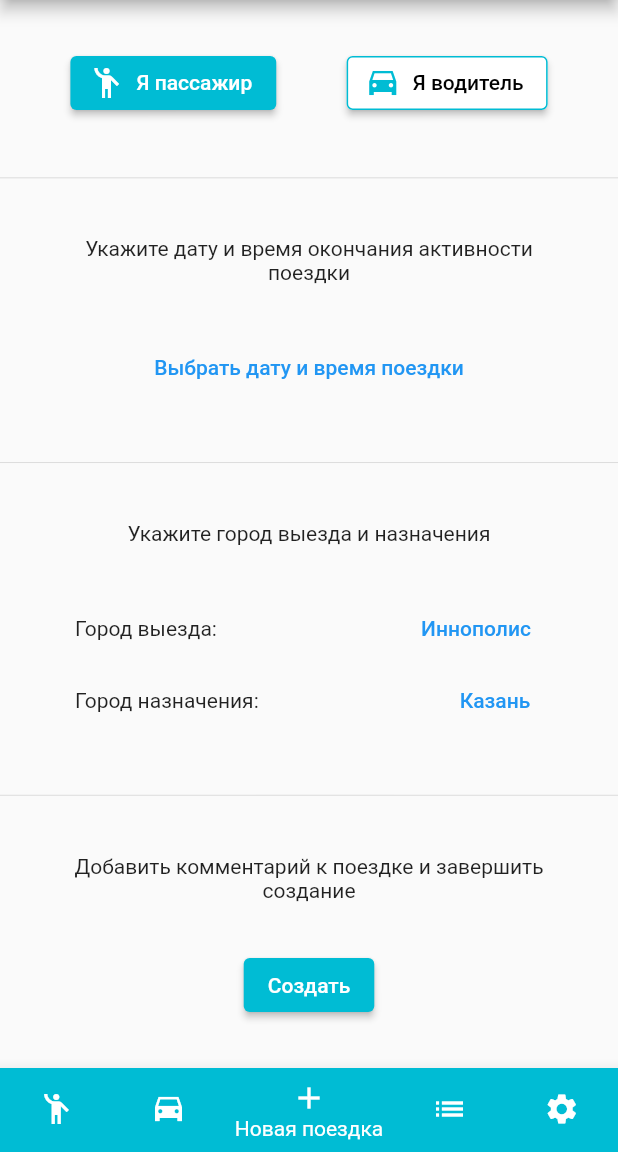
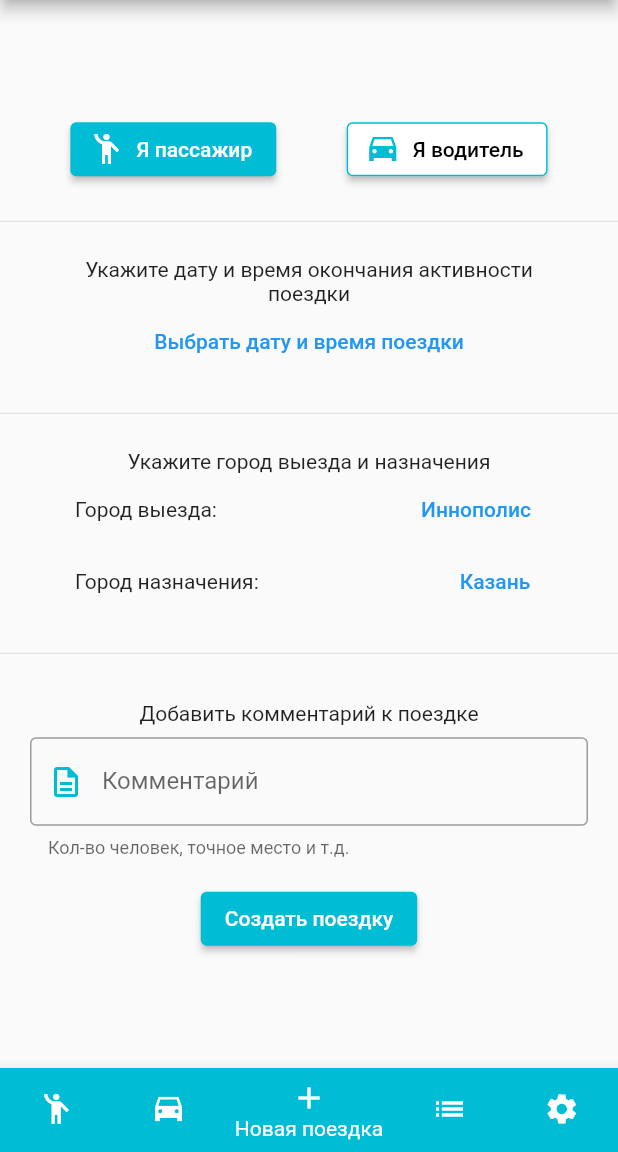
Before and after one commit to Gnutovv/inno_companion_old, a Flutter app: the screen it shows after launch, item 3 of the bottom bar chosen, on a phone screen of 412 x 824 dp, the part 84-1236 px from its top. Run offline on Flutter 3.47's test engine with Material 2 defaults, Android fonts, the phone set to English and light mode, and no system bars; our stand-ins replace bloc, flutter_bloc, flutter_datetime_picker, sqflite; missing offline and left inert: select_dialog; accounts and stored records are empty.

Commit message:
Подкорректировал создание поездки

```diff
--- a/lib/future/model/cubit/new_trip_cubit.dart
+++ b/lib/future/model/cubit/new_trip_cubit.dart
@@ -31,4 +31,9 @@ class NewTripCubit extends Cubit<NewTripState> {
     state.repository.setDirectionTo(city);
     emit(NewTripSetDirectionTo(state.repository));
   }
+
+  void addComment(String comment) {
+    state.repository.addComment(comment);
+    emit(NewTripAddComment(state.repository));
+  }
 }
--- a/lib/future/model/repository/new_trip_repository.dart
+++ b/lib/future/model/repository/new_trip_repository.dart
@@ -33,4 +33,8 @@ class NewTripRepository {
     if (city == 'Наб. Челны') cityPosition = 3;
     trip.cityTo = Direction.values.elementAt(cityPosition);
   }
+
+  void addComment(String comment) {
+    if (comment != '') trip.comment = comment;
+  }
 }
--- a/lib/future/presenter/pages/application.dart
+++ b/lib/future/presenter/pages/application.dart
@@ -62,8 +62,11 @@ class _MyHomePageState extends State<MyHomePage> {
         centerTitle: true,
         title: Text(widget.title),
       ),
-      body: Center(
-        child: _widgetOptions.elementAt(_selectedIndex),
+      body: GestureDetector(
+        onTap: () => FocusScope.of(context).requestFocus(FocusNode()),
+        child: Center(
+          child: _widgetOptions.elementAt(_selectedIndex),
+        ),
       ),
       bottomNavigationBar: BottomNavigationBar(
         items: const <BottomNavigationBarItem>[
--- a/lib/future/presenter/pages/create_trip_page.dart
+++ b/lib/future/presenter/pages/create_trip_page.dart
@@ -13,11 +13,16 @@ class CreateTripPage extends StatelessWidget {
 
   @override
   Widget build(BuildContext context) {
-    return Column(
-      mainAxisAlignment: MainAxisAlignment.spaceEvenly,
+    var _commentController = TextEditingController();
+    return SingleChildScrollView(
+      child: Column(
+        // mainAxisAlignment: MainAxisAlignment.start,
         children: [
           TypeOfTripSelector(),
-        const Divider(),
+          const Padding(
+            padding: EdgeInsets.symmetric(vertical: 16.0),
+            child: Divider(),
+          ),
           const Padding(
             padding: EdgeInsets.symmetric(horizontal: 30.0),
             child: Text(
@@ -26,25 +31,49 @@ class CreateTripPage extends StatelessWidget {
             ),
           ),
           const TripDateTimePicker(),
-        const Divider(),
+          const Padding(
+            padding: EdgeInsets.symmetric(vertical: 16.0),
+            child: Divider(),
+          ),
           const Padding(
             padding: EdgeInsets.symmetric(horizontal: 18.0),
             child: Text('Укажите город выезда и назначения'),
           ),
           const SelectDirectionWidget(),
-        const Divider(),
           const Padding(
-          padding: EdgeInsets.symmetric(horizontal: 30.0),
+            padding: EdgeInsets.symmetric(vertical: 16.0),
+            child: Divider(),
+          ),
+          const Padding(
+            padding: EdgeInsets.symmetric(horizontal: 30.0, vertical: 8),
             child: Text(
-            'Добавить комментарий к поездке и завершить создание',
+              'Добавить комментарий к поездке',
               textAlign: TextAlign.center,
             ),
           ),
-        Row(
-          mainAxisAlignment: MainAxisAlignment.spaceEvenly,
-          children: [
+          Padding(
+            padding: const EdgeInsets.only(left: 20, right: 20, bottom: 16),
+            child: TextField(
+              decoration: const InputDecoration(
+                  border: OutlineInputBorder(
+                      gapPadding: 2,
+                      borderSide: BorderSide(color: Colors.teal)),
+                  helperText: 'Кол-во человек, точное место и т.д.',
+                  labelText: 'Комментарий',
+                  prefixIcon: Icon(
+                    Icons.description_outlined,
+                    color: Colors.cyan,
+                  ),
+                  suffixStyle: TextStyle(color: Colors.green)),
+              controller: _commentController,
+            ),
+          ),
           ElevatedButton(
             onPressed: () {
+              String _commentText = _commentController.text;
+              if (_commentText != '') {
+                context.read<NewTripCubit>().addComment(_commentText);
+              }
               if (TripsRepository(
                       context.read<NewTripCubit>().state.repository.trip)
                   .createTrip()) {
@@ -62,14 +91,13 @@ class CreateTripPage extends StatelessWidget {
                 ScaffoldMessenger.of(context).showSnackBar(snackBar);
               }
             },
-              child: const Text('Создать'),
+            child: const Text('Создать поездку'),
             style: ElevatedButton.styleFrom(
               primary: Colors.cyan,
             ),
           ),
         ],
       ),
-      ],
     );
   }
 }
```
Lines whose indentation alone changed are shown as unchanged.
